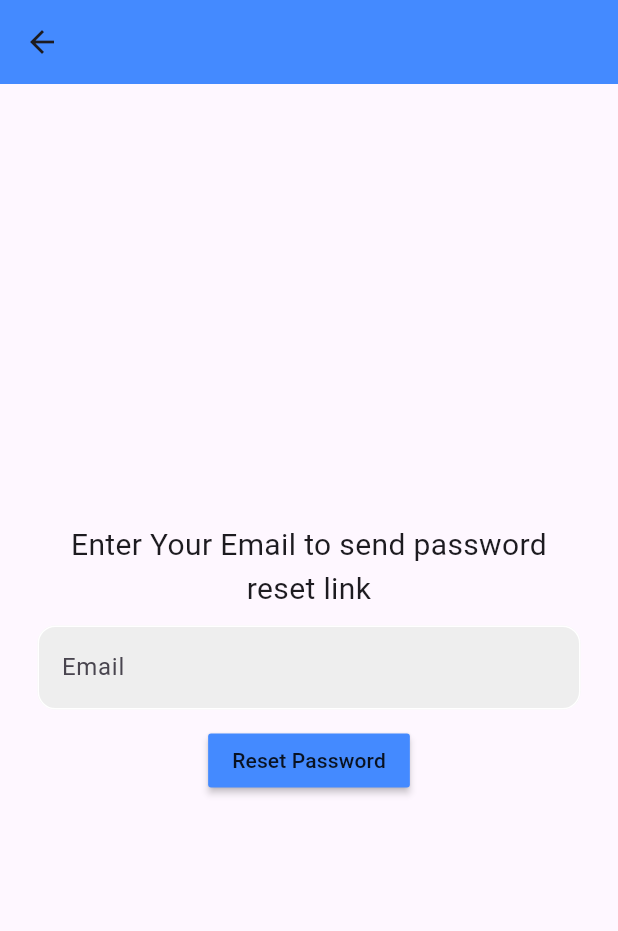
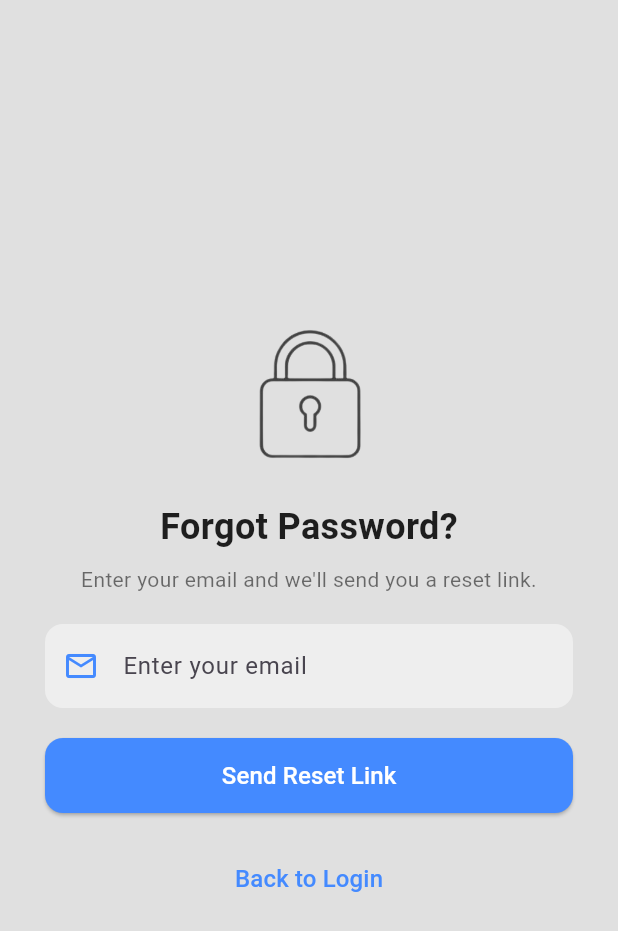
Before and after one commit to raakesh1415/malnutridetect, a Flutter app: the screen it shows after launch, after a tap on "Forget Password?", on a phone screen of 412 x 824 dp. Shown: the top 931 px of the screen. Run offline on Flutter 3.47's test engine with Material 3 defaults, Android fonts, the phone set to English and light mode, and no system bars; our stand-ins replace firebase_auth, firebase_core, google_fonts; accounts and stored records are empty.

Commit message:
update reset password

```diff
--- a/lib/register/forget_pw_page.dart
+++ b/lib/register/forget_pw_page.dart
@@ -1,5 +1,5 @@
+import 'package:flutter/material.dart';
 import 'package:firebase_auth/firebase_auth.dart';
-import 'package:flutter/material.dart';
 
 class ForgetPasswordPage extends StatefulWidget {
   const ForgetPasswordPage({super.key});
@@ -9,8 +9,8 @@ class ForgetPasswordPage extends StatefulWidget {
 }
 
 class _ForgetPasswordPageState extends State<ForgetPasswordPage> {
-  // Text controller
-  final _emailController = TextEditingController();
+  final TextEditingController _emailController = TextEditingController();
+  bool _isLoading = false;
 
   @override
   void dispose() {
@@ -19,81 +19,171 @@ class _ForgetPasswordPageState extends State<ForgetPasswordPage> {
   }
 
   Future passwordReset() async {
+    setState(() => _isLoading = true); // Show loading indicator
+
     try {
       await FirebaseAuth.instance.sendPasswordResetEmail(
         email: _emailController.text.trim(),
       );
 
-      if (!mounted) return; // Ensure widget is still in the tree before using context
+      if (!mounted) return;
+      _showMessageDialog('Password reset link sent! Check your email', true);
+    } on FirebaseAuthException catch (e) {
+      if (!mounted) return;
+      String errorMessage = 'An error occurred. Please try again.';
+
+      if (e.code == 'user-not-found') {
+        errorMessage = 'Email is not registered.';
+      } else if (e.code == 'invalid-email') {
+        errorMessage = 'Invalid email format.';
+      }
+
+      _showMessageDialog(errorMessage, false);
+    } finally {
+      setState(() => _isLoading = false); // Hide loading indicator
+    }
+  }
+
+  void _showMessageDialog(String message, bool isSuccess) {
     showDialog(
       context: context,
       builder: (context) {
         return AlertDialog(
-            content: const Text('Password reset link sent! Check your email'),
-          );
-        },
-      );
-    } on FirebaseAuthException catch (e) {
-      if (!mounted) return; // Ensure widget is still in the tree before using context
-      showDialog(
-        context: context,
-        builder: (context) {
-          return AlertDialog(
-            content: Text(e.message ?? 'An error occurred'),
+          shape: RoundedRectangleBorder(
+            borderRadius: BorderRadius.circular(20), // Rounded corners
+          ),
+          title: Row(
+            mainAxisAlignment: MainAxisAlignment.center,
+            children: [
+              // Icon(
+              //   isSuccess ? Icons.check_circle : Icons.error,
+              //   color: isSuccess ? Colors.green : Colors.red, // Dynamic color
+              // ),
+              // SizedBox(width: 8),
+              Text(
+                isSuccess ? "Success" : "Error",
+                style: TextStyle(
+                  fontWeight: FontWeight.bold,
+                  color: isSuccess ? Colors.green : Colors.red,
+                ),
+              ),
+            ],
+          ),
+          content: Text(
+            message,
+            textAlign: TextAlign.center,
+            style: TextStyle(fontSize: 16),
+          ),
+          actions: [
+            Center(
+              child: ElevatedButton(
+                style: ElevatedButton.styleFrom(
+                  backgroundColor: isSuccess ? Colors.green : Colors.red, // Dynamic button color
+                  shape: RoundedRectangleBorder(
+                    borderRadius: BorderRadius.circular(12),
+                  ),
+                  padding: EdgeInsets.symmetric(horizontal: 20, vertical: 10),
+                ),
+                onPressed: () => Navigator.pop(context),
+                child: const Text(
+                  "OK",
+                  style: TextStyle(color: Colors.white, fontWeight: FontWeight.bold),
+                ),
+              ),
+            ),
+          ],
         );
       },
     );
   }
-  }
+
 
   @override
   Widget build(BuildContext context) {
     return Scaffold(
-      appBar: AppBar(
-        backgroundColor: Colors.blueAccent[200],
-        elevation: 0,
-      ),
-      body: Column(
+      backgroundColor: Colors.grey[300],
+      body: Center(
+        child: Padding(
+          padding: const EdgeInsets.symmetric(horizontal: 30),
+          child: Column(
             mainAxisAlignment: MainAxisAlignment.center,
             children: [
-          Padding(
-            padding: const EdgeInsets.symmetric(horizontal: 25.0),
-            child: const Text(
-              'Enter Your Email to send password reset link',
-              textAlign: TextAlign.center,
-              style: TextStyle(fontSize: 20),
+              // App Logo
+              Image.asset(
+                'images/lock.png', // Replace with your logo
+                height: 100,
+              ),
+              const SizedBox(height: 20),
+
+              // Title
+              const Text(
+                "Forgot Password?",
+                style: TextStyle(
+                  fontSize: 24,
+                  fontWeight: FontWeight.bold,
+                  color: Colors.black87,
                 ),
               ),
-          const SizedBox(height: 10),
+              const SizedBox(height: 8),
 
-          // Email text field
-          Padding(
-            padding: const EdgeInsets.symmetric(horizontal: 25.0),
-            child: TextField(
+              // Subtitle
+              const Text(
+                "Enter your email and we'll send you a reset link.",
+                textAlign: TextAlign.center,
+                style: TextStyle(fontSize: 14, color: Colors.black54),
+              ),
+              const SizedBox(height: 20),
+
+              // Email TextField
+              TextField(
                 controller: _emailController,
+                keyboardType: TextInputType.emailAddress,
                 decoration: InputDecoration(
-                enabledBorder: OutlineInputBorder(
-                  borderSide: BorderSide(color: Colors.white),
+                  prefixIcon: const Icon(Icons.email_outlined, color: Colors.blueAccent),
+                  hintText: "Enter your email",
+                  filled: true,
+                  fillColor: Colors.grey[200],
+                  border: OutlineInputBorder(
                     borderRadius: BorderRadius.circular(12),
-                ),
-                focusedBorder: OutlineInputBorder(
-                  borderSide: BorderSide(color: Colors.blueAccent),
-                  borderRadius: BorderRadius.circular(12),
-                ),
-                hintText: 'Email',
-                fillColor: Colors.grey[200],
-                filled: true,
+                    borderSide: BorderSide.none,
                   ),
                 ),
               ),
-          const SizedBox(height: 10),
+              const SizedBox(height: 20),
 
-          MaterialButton(
-            onPressed: passwordReset,
-            color: Colors.blueAccent[200],
-            child: const Text('Reset Password'),
+              // Reset Password Button
+              SizedBox(
+                width: double.infinity,
+                height: 50,
+                child: ElevatedButton(
+                  onPressed: _isLoading ? null : passwordReset,
+                  style: ElevatedButton.styleFrom(
+                    backgroundColor: Colors.blueAccent,
+                    shape: RoundedRectangleBorder(
+                      borderRadius: BorderRadius.circular(12),
+                    ),
+                  ),
+                  child: _isLoading
+                      ? const CircularProgressIndicator(color: Colors.white)
+                      : const Text(
+                          "Send Reset Link",
+                          style: TextStyle(fontSize: 16, color: Colors.white),
+                        ),
+                ),
+              ),
+              const SizedBox(height: 20),
+
+              // Back to Login
+              TextButton(
+                onPressed: () => Navigator.pop(context),
+                child: const Text(
+                  "Back to Login",
+                  style: TextStyle(fontSize: 16, color: Colors.blueAccent),
+                ),
               ),
             ],
+          ),
+        ),
       ),
     );
   }
--- a/lib/register/login_page.dart
+++ b/lib/register/login_page.dart
@@ -54,15 +54,19 @@ class _LoginPageState extends State<LoginPage> {
               mainAxisAlignment: MainAxisAlignment.center,
               children: [
                 // App Logo
-                Icon(
-                  Icons.android,
-                  size: 100
+                // Icon(
+                //   Icons.android,
+                //   size: 100
+                // ),
+                Image.asset(
+                  'images/google.png', // Replace with app logo
+                  height: 100,
                 ),
                 SizedBox(height: 50),
 
                 // Hello again!
                 Text(
-                  'Hello Again!',
+                  'M-Checker',  // Replace app name
                   style: GoogleFonts.bebasNeue(
                     fontSize: 52,
                   ),
@@ -94,6 +98,7 @@ class _LoginPageState extends State<LoginPage> {
                         borderSide: BorderSide(color: Colors.blueAccent),
                         borderRadius: BorderRadius.circular(12),
                       ),
+                      prefixIcon: const Icon(Icons.email_outlined, color: Colors.blueAccent),
                       hintText: 'Email',
                       fillColor: Colors.grey[200],
                       filled: true,
@@ -117,6 +122,7 @@ class _LoginPageState extends State<LoginPage> {
                         borderSide: BorderSide(color: Colors.blueAccent),
                         borderRadius: BorderRadius.circular(12),
                       ),
+                      prefixIcon: const Icon(Icons.lock_outlined, color: Colors.blueAccent),
                       hintText: 'Password',
                       fillColor: Colors.grey[200],
                       filled: true,
@@ -151,8 +157,7 @@ class _LoginPageState extends State<LoginPage> {
                     ],
                   ),
                 ),
-
-                SizedBox(height: 10),
+                SizedBox(height: 20),
 
                 // // email textfield
                 // Padding(
```
Also changed, not shown: lib/register/register_page.dart (+11 -4 lines), images/lock.png (added). Lines whose indentation alone changed are shown as unchanged.
